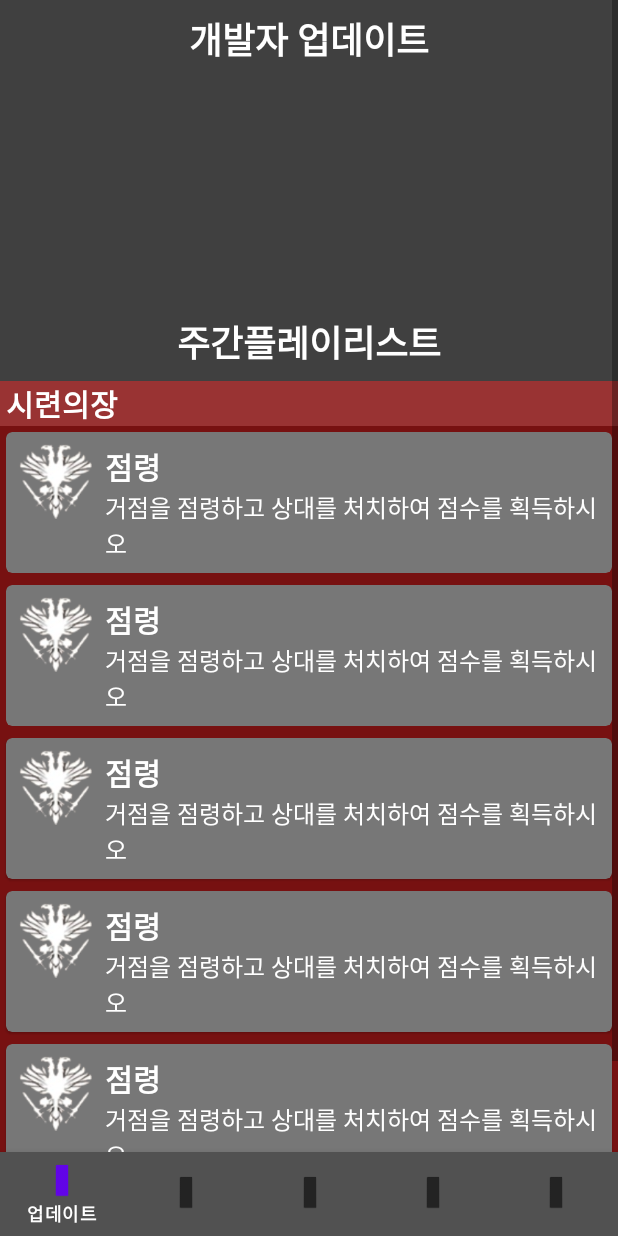
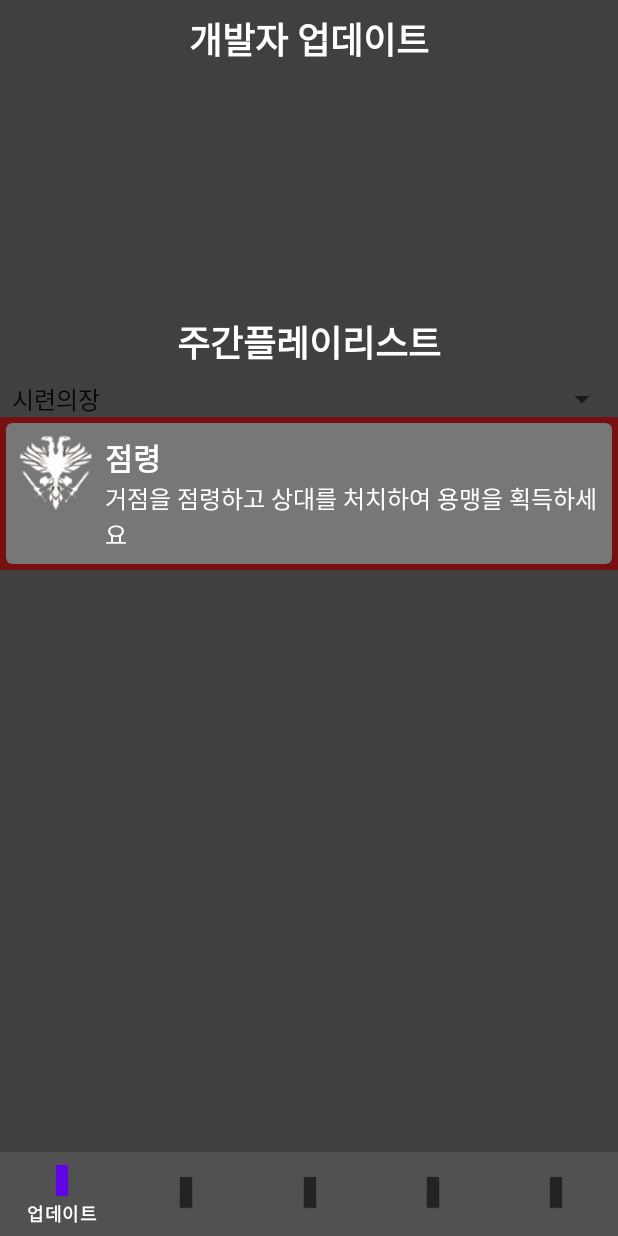
Before and after one commit to kuri2021/DestinyAid, an Android app: the InformationActivity screen opened directly, with no data from a screen before it, on a phone screen of 412 x 824 dp. Run offline under Robolectric (Android 15) with nearby library versions, the phone set to English and light mode, and no system bars.

Commit message:
업데이트화면 재구성

```diff
--- a/app/build.gradle
+++ b/app/build.gradle
@@ -34,6 +34,7 @@ dependencies {
     implementation 'com.google.android.material:material:1.3.0'
     implementation 'androidx.constraintlayout:constraintlayout:2.0.4'
     implementation 'com.github.bumptech.glide:glide:4.12.0'
+    implementation 'com.github.bumptech.glide:glide:4.12.0'
     testImplementation 'junit:junit:4.+'
     androidTestImplementation 'androidx.test.ext:junit:1.1.2'
     androidTestImplementation 'androidx.test.espresso:espresso-core:3.3.0'
--- a/app/src/main/java/com/example/destinyaid/InformationActivity.java
+++ b/app/src/main/java/com/example/destinyaid/InformationActivity.java
@@ -5,7 +5,10 @@ import android.os.Bundle;
 import android.view.LayoutInflater;
 import android.view.View;
 import android.view.ViewGroup;
+import android.widget.AdapterView;
+import android.widget.ArrayAdapter;
 import android.widget.ImageView;
+import android.widget.Spinner;
 import android.widget.Toast;
 
 import androidx.annotation.NonNull;
@@ -23,24 +26,55 @@ public class InformationActivity extends Fragment {
     RecyclerView recyclerView;
     ArrayList<Item> items=new ArrayList<>();
     MyAdapter adapter;
+    Spinner spinner;
+    ArrayAdapter spinner_adapter;
     ViewPager2 vp;
 
     @Nullable
     @Override
     public View onCreateView(@NonNull LayoutInflater inflater, @Nullable ViewGroup container, @Nullable Bundle savedInstanceState) {
         View view=inflater.inflate(R.layout.informationtab,container,false);
+        spinner=view.findViewById(R.id.spinner);
+        spinner_adapter=ArrayAdapter.createFromResource(getActivity().getApplicationContext(),R.array.주간리셋활동,R.layout.spinner_selected);
+
+        recyclerView=view.findViewById(R.id.crucible_recyclerview);
+
+        spinner.setOnItemSelectedListener(new AdapterView.OnItemSelectedListener() {
+            @Override
+            public void onItemSelected(AdapterView<?> parent, View view, int position, long id) {
+                switch (position){
+                    case 0://시련의장
+                        recyclerView.removeAllViewsInLayout();
+                        items.add(new Item(R.drawable.pvp,"점령","거점을 점령하고 상대를 처치하여 용맹을 획득하세요"));
+                        adapter=new MyAdapter(getActivity(),items);
+                        recyclerView.setAdapter(adapter);
+                        recyclerView.setBackgroundColor(0xff771111);
+                        Toast.makeText(getContext(), "시련의장", Toast.LENGTH_SHORT).show();
+                        break;
+                    case 1://공격전,황혼전
+                        recyclerView.removeAllViewsInLayout();
+                        items.add(new Item(R.drawable.pve,"선봉대 공격전","선봉대가 도시의 적을 상대로 최우선 순위의 임무를 수행할 수로자를 찾고있습니다."));
+                        adapter=new MyAdapter(getActivity(),items);
+                        recyclerView.setAdapter(adapter);
+                        recyclerView.setBackgroundColor(0xff111177);
+                        Toast.makeText(getContext(), "공격전", Toast.LENGTH_SHORT).show();
+                        break;
+                    case 2://레이드
+                        break;
+                    case 3://유로파
+                        break;
+                    case 4://기타
+                        break;
+                }
+            }
+
+            @Override
+            public void onNothingSelected(AdapterView<?> parent) {
+
+            }
+        });
 
 
-        items.add(new Item("점령","거점을 점령하고 상대를 처치하여 점수를 획득하시오"));
-        items.add(new Item("점령","거점을 점령하고 상대를 처치하여 점수를 획득하시오"));
-        items.add(new Item("점령","거점을 점령하고 상대를 처치하여 점수를 획득하시오"));
-        items.add(new Item("점령","거점을 점령하고 상대를 처치하여 점수를 획득하시오"));
-        items.add(new Item("점령","거점을 점령하고 상대를 처치하여 점수를 획득하시오"));
-        items.add(new Item("점령","거점을 점령하고 상대를 처치하여 점수를 획득하시오"));
-        items.add(new Item("점령","거점을 점령하고 상대를 처치하여 점수를 획득하시오"));
-        recyclerView=view.findViewById(R.id.strike_recyclerview);
-        adapter=new MyAdapter(getActivity(),items);
-        recyclerView.setAdapter(adapter);
         return view;
     }
 
--- a/app/src/main/java/com/example/destinyaid/InventoryActivity.java
+++ b/app/src/main/java/com/example/destinyaid/InventoryActivity.java
@@ -20,8 +20,6 @@ public class InventoryActivity extends Fragment {
     @Nullable
     @Override
     public View onCreateView(@NonNull LayoutInflater inflater, @Nullable ViewGroup container, @Nullable Bundle savedInstanceState) {
-        spinner1=getView().findViewById(R.id.job_class);
-        spinner2=getView().findViewById(R.id.job_equipment);
         return inflater.inflate(R.layout.inventorytab,container,false);
     }
 
--- a/app/src/main/java/com/example/destinyaid/Item.java
+++ b/app/src/main/java/com/example/destinyaid/Item.java
@@ -3,15 +3,15 @@ package com.example.destinyaid;
 import android.widget.ImageView;
 
 public class Item {
-//    ImageView iv;//문양
+    public int iv;//문양
     public String title;//제목
     public String contents;//내용
 
     public Item() {
     }
 
-    public Item( String title, String contents) {
-//        this.iv = iv;
+    public Item(int iv, String title, String contents) {
+        this.iv = iv;
         this.title = title;
         this.contents = contents;
     }
--- a/app/src/main/java/com/example/destinyaid/MyAdapter.java
+++ b/app/src/main/java/com/example/destinyaid/MyAdapter.java
@@ -9,6 +9,8 @@ import android.widget.TextView;
 
 import androidx.annotation.NonNull;
 import androidx.recyclerview.widget.RecyclerView;
+
+import com.bumptech.glide.Glide;
 
 import java.util.ArrayList;
 
@@ -36,7 +38,7 @@ public class MyAdapter extends RecyclerView.Adapter {
         VH vh= (VH) holder;
 
         Item item=items.get(position);
-//        vh.iv.setImageResource(R.drawable.pvp);
+        Glide.with(context).load(item.iv).into(vh.iv);
         vh.tv_title.setText(item.title);
         vh.tv_content.setText(item.contents);
     }
@@ -48,12 +50,13 @@ public class MyAdapter extends RecyclerView.Adapter {
 
     class VH extends RecyclerView.ViewHolder{
         TextView tv_title,tv_content;
-//        ImageView iv;
+        ImageView iv;
 
         public VH(@NonNull View itemView) {
             super(itemView);
             tv_title=itemView.findViewById(R.id.tv_title);
             tv_content=itemView.findViewById(R.id.tv_content);
+            iv=itemView.findViewById(R.id.iv);
         }
     }
 }
--- a/app/src/main/res/layout/informationtab.xml
+++ b/app/src/main/res/layout/informationtab.xml
@@ -34,48 +34,21 @@
             android:textStyle="bold"
             android:padding="8dp"
             android:textColor="@color/white"/>
-        <TextView
+
+        <Spinner
+            android:id="@+id/spinner"
             android:layout_width="match_parent"
             android:layout_height="wrap_content"
-            android:text="시련의장"
-            android:textColor="@color/white"
-            android:textSize="20sp"
-            android:textStyle="bold"
-            android:background="#FF993333"
-            android:paddingLeft="4dp"/>
+            android:spinnerMode="dropdown"
+            android:entries="@array/주간리셋활동" />
 
-        <androidx.recyclerview.widget.RecyclerView
-            android:id="@+id/strike_recyclerview"
-            android:layout_width="match_parent"
-            android:layout_height="wrap_content"
-            app:layoutManager="androidx.recyclerview.widget.LinearLayoutManager"
-            android:orientation="vertical"
-            android:background="#FF771111"/>
-
-        <View
-            android:layout_width="match_parent"
-            android:layout_height="2dp"
-            android:layout_centerInParent="true"
-            android:layout_margin="4dp"
-            android:background="#FF555555" />
-        <TextView
-            android:layout_width="match_parent"
-            android:layout_height="wrap_content"
-            android:text="시련의장"
-            android:textColor="@color/white"
-            android:textSize="20sp"
-            android:textStyle="bold"
-            android:background="#FF993333"
-            android:paddingLeft="4dp"/>
-
-        <androidx.recyclerview.widget.RecyclerView
-            android:id="@+id/_recyclerview"
-            android:layout_width="match_parent"
-            android:layout_height="wrap_content"
-            app:layoutManager="androidx.recyclerview.widget.LinearLayoutManager"
-            android:orientation="vertical"
-            android:background="#FF771111"/>
-
+            <androidx.recyclerview.widget.RecyclerView
+                android:id="@+id/crucible_recyclerview"
+                android:layout_width="match_parent"
+                android:layout_height="wrap_content"
+                app:layoutManager="androidx.recyclerview.widget.LinearLayoutManager"
+                android:orientation="vertical"
+                android:background="#ff771111"/>
 
 
 
--- /dev/null
+++ b/app/src/main/res/values/array_information.xml
@@ -0,0 +1,10 @@
+<?xml version="1.0" encoding="utf-8"?>
+<resources>
+    <string-array name="주간리셋활동">
+        <item>시련의장</item>
+        <item>공격전/황혼전</item>
+        <item>레이드</item>
+        <item>유로파</item>
+        <item>기타</item>
+    </string-array>
+</resources>
```
Also changed, not shown: app/src/main/java/com/example/destinyaid/MainActivity.java (+22 -2 lines), app/src/main/res/layout/inventorytab.xml (+3 -4 lines), app/src/main/res/layout/spinner_dropdown.xml (added, +10 -0 lines), app/src/main/res/layout/spinner_selected.xml (added, +9 -0 lines), app/src/main/res/drawable/pve.png (added).
